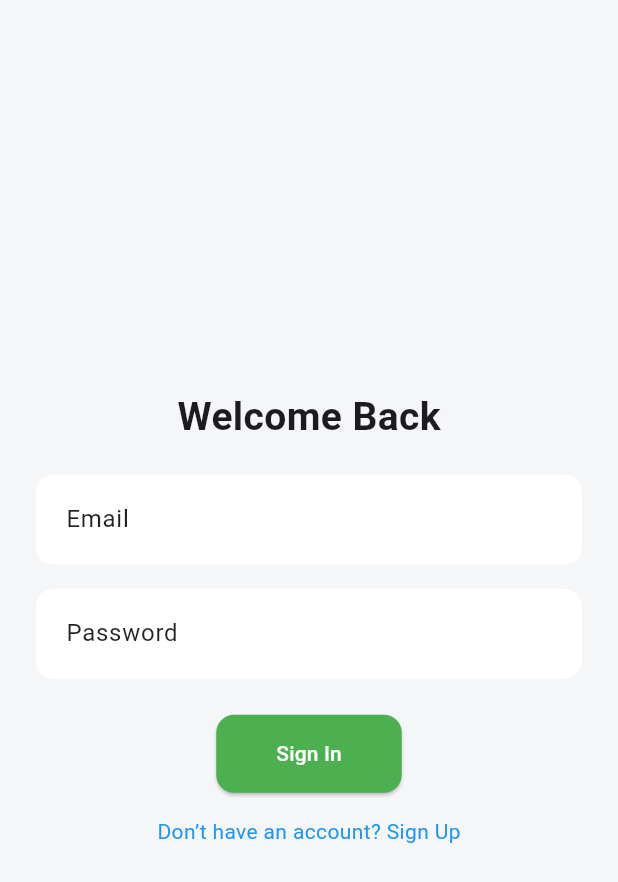
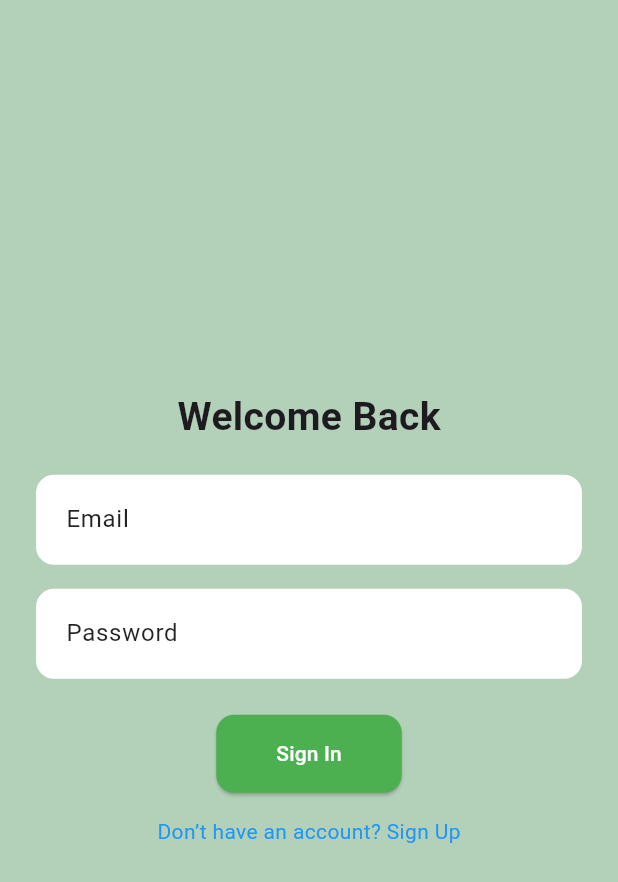
Before and after one commit to bhathiknk/community_app-frontend, a Flutter app: the screen it shows after launch, after a tap on "Get Started", on a phone screen of 412 x 824 dp. Shown: the top 882 px of the screen. Run offline on Flutter 3.47's test engine with Material 3 defaults, Android fonts, the phone set to English and light mode, and no system bars; our stand-ins replace carousel_slider, image_picker.

Commit message:
Added vibrant welcome UI with custom illustration showing community, trade, and donation actions; improved user engagement on app entry.

```diff
--- a/lib/LogingPages/signin_page.dart
+++ b/lib/LogingPages/signin_page.dart
@@ -105,7 +105,7 @@ class _SignInPageState extends State<SignInPage> {
   @override
   Widget build(BuildContext context) {
     return Scaffold(
-      backgroundColor: const Color(0xFFF4F6F8),
+      backgroundColor: const Color(0xFFB3D1B9),
       body: Padding(
         padding: const EdgeInsets.all(24.0),
         child: Center(
--- a/lib/LogingPages/signup_page.dart
+++ b/lib/LogingPages/signup_page.dart
@@ -113,7 +113,7 @@ class _SignUpPageState extends State<SignUpPage> {
   @override
   Widget build(BuildContext context) {
     return Scaffold(
-      backgroundColor: const Color(0xFFF4F6F8),
+      backgroundColor: const Color(0xFFB3D1B9),
       body: Padding(
         padding: const EdgeInsets.all(24.0),
         child: Center(
--- a/lib/welcome_page.dart
+++ b/lib/welcome_page.dart
@@ -5,33 +5,78 @@ class WelcomePage extends StatelessWidget {
 
   @override
   Widget build(BuildContext context) {
+    final size = MediaQuery.of(context).size;
+
     return Scaffold(
-      // AppBar is optional; you can remove it if you want a full-screen welcome
-      appBar: AppBar(
-        title: const Text('Welcome'),
-        centerTitle: true,
-      ),
-      body: Center(
-        child: Padding(
-          padding: const EdgeInsets.all(24.0),
+      backgroundColor: const Color(0xFFB3D1B9),
+      body: SafeArea(
+        child: Container(
+          width: size.width,
+          padding: const EdgeInsets.symmetric(horizontal: 24),
           child: Column(
-            mainAxisSize: MainAxisSize.min,
+            crossAxisAlignment: CrossAxisAlignment.center,
             children: [
-              // A simple welcome text
+              const SizedBox(height: 40),
+
+              // App logo or illustration
+              SizedBox(
+                height: size.height * 0.40,
+                child: Image.asset(
+                  'images/welcome.png', // Make sure this image exists
+                  fit: BoxFit.contain,
+                ),
+              ),
+
+              const SizedBox(height: 30),
+
+              // Headline text
               const Text(
-                'Welcome to Our Community App',
-                style: TextStyle(fontSize: 24, fontWeight: FontWeight.bold),
+                'Welcome to Our Community!',
                 textAlign: TextAlign.center,
+                style: TextStyle(
+                  fontSize: 28,
+                  fontWeight: FontWeight.bold,
+                  color: Colors.black,
+                ),
               ),
-              const SizedBox(height: 32),
-              // “Get Started” button
-              ElevatedButton(
-                onPressed: () {
-                  // Navigate to Sign In page
-                  Navigator.pushNamed(context, '/signin');
-                },
-                child: const Text('Get Started'),
+
+              const SizedBox(height: 16),
+
+              // Subtitle text
+              const Text(
+                'Join us to connect, trade, and donate items with amazing people around you.',
+                textAlign: TextAlign.center,
+                style: TextStyle(
+                  fontSize: 16,
+                  color: Colors.black54,
+                  height: 1.4,
+                ),
               ),
+
+              const Spacer(),
+
+              // Get Started butto
+              SizedBox(
+                width: double.infinity,
+                child: ElevatedButton(
+                  onPressed: () {
+                    Navigator.pushNamed(context, '/signin');
+                  },
+                  style: ElevatedButton.styleFrom(
+                    backgroundColor: Colors.green,
+                    padding: const EdgeInsets.symmetric(vertical: 16),
+                    shape: RoundedRectangleBorder(
+                      borderRadius: BorderRadius.circular(30),
+                    ),
+                  ),
+                  child: const Text(
+                    'Get Started',
+                    style: TextStyle(fontSize: 18, color: Colors.white),
+                  ),
+                ),
+              ),
+
+              const SizedBox(height: 30),
             ],
           ),
         ),
--- a/pubspec.yaml
+++ b/pubspec.yaml
@@ -61,6 +61,9 @@ flutter:
   # the material Icons class.
   uses-material-design: true
 
+  assets:
+    - images/welcome.png
+
   # To add assets to your application, add an assets section, like this:
   # assets:
   #   - images/a_dot_burr.jpeg
```
Also changed, not shown: images/welcome.png (added).
